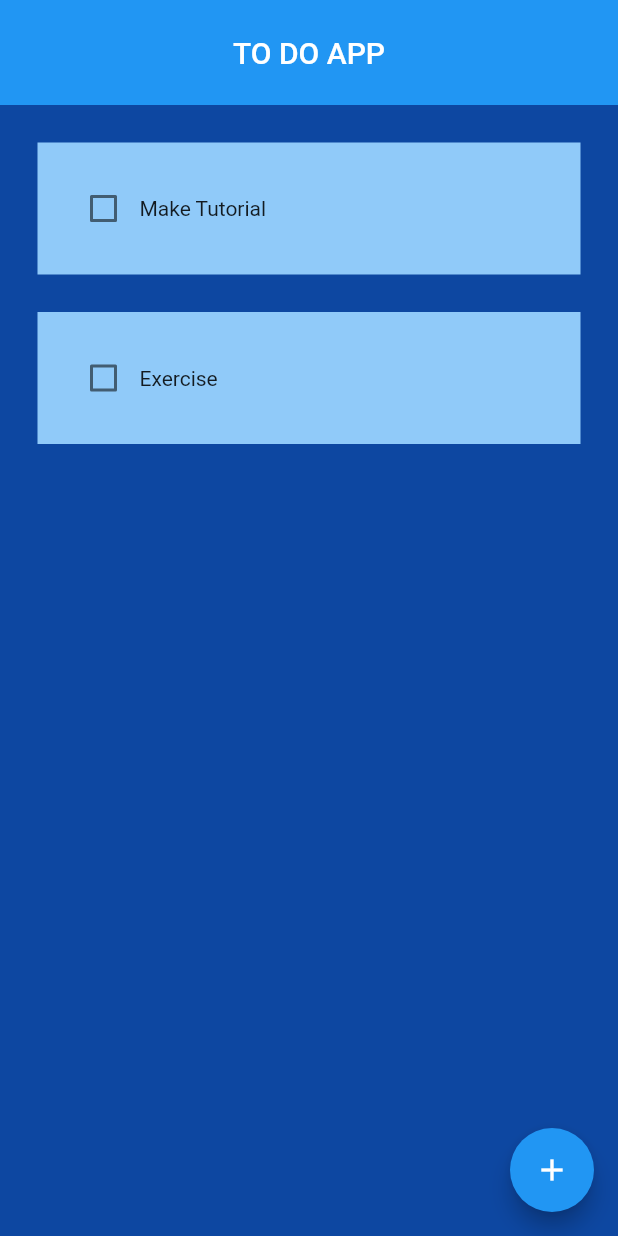
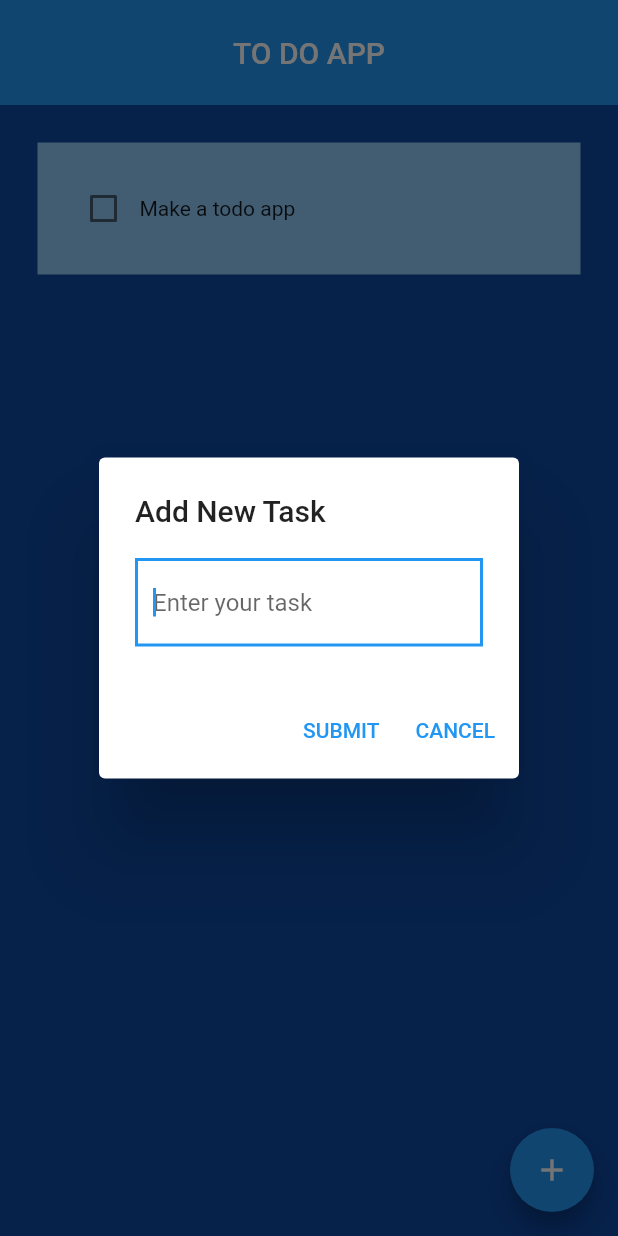
Before and after one commit to Karlo11111/ToDoApp, a Flutter app: the screen it shows after launch, after a tap on the "add" icon, on a phone screen of 412 x 824 dp. Run offline on Flutter 3.47's test engine with Material 2 defaults, Android fonts, the phone set to English and light mode, and no system bars.

Commit message:
Update HomePage.dart

```diff
--- a/lib/pages/HomePage.dart
+++ b/lib/pages/HomePage.dart
@@ -14,19 +14,37 @@ class HomePage extends StatefulWidget {
 }
 
 class _HomePageState extends State<HomePage> {
+    //controller for input field
+    late TextEditingController controller;
+
+    @override
+    void initState(){
+      super.initState();
+
+      controller = TextEditingController();
+    }
+
+    @override
+    void dispose(){
+      controller.dispose();
+
+      super.dispose();
+    }
+
+
+
 
   //list of todo Items
-  List toDoList = [
-    ["Make Tutorial", false],
-    ["Exercise", false]
-
+  List toDoList =
+  [
+    ["Make a todo app", false],
   ];
 
 
   //checkbox change method
   void CheckBoxChanged(bool? value, int index){
     setState(() {
-      toDoList[index][1]= value!;
+      toDoList[index][1]= !toDoList[index][1];
     });
   }
   @override
@@ -43,7 +61,7 @@ class _HomePageState extends State<HomePage> {
       floatingActionButton: FloatingActionButton(
         child: const Icon(Icons.add),
         onPressed: () {
-
+          DialogBox(context);
         },
 
 
@@ -63,4 +81,39 @@ class _HomePageState extends State<HomePage> {
       )
     );
   }
+
+  // ignore: non_constant_identifier_names
+  Future<dynamic> DialogBox(BuildContext context) {
+    return showDialog(context: context, builder: (context) =>  AlertDialog(
+          title : const Text('Add New Task'),
+          content: TextField(
+            autofocus: true,
+            controller: controller,
+            decoration: const InputDecoration(hintText: "Enter your task", border: OutlineInputBorder(borderRadius: BorderRadius.horizontal()))),
+          actions: [
+            TextButton(
+              //SUBMIT  BUTTON
+              child: const Text("SUBMIT"),
+              onPressed: ()
+              {
+                toDoList.add([controller.text, false]);
+                //close the dialog
+                Navigator.of(context).pop();
+              },
+            ),
+            TextButton(
+              //CANCEL BUTTON
+              child: const Text("CANCEL"),
+              onPressed: ()
+              {
+                //close the dialog
+                Navigator.of(context).pop();
+              },
+            )
+
+
+          ],
+          ),
+        );
+  }
 }
```
